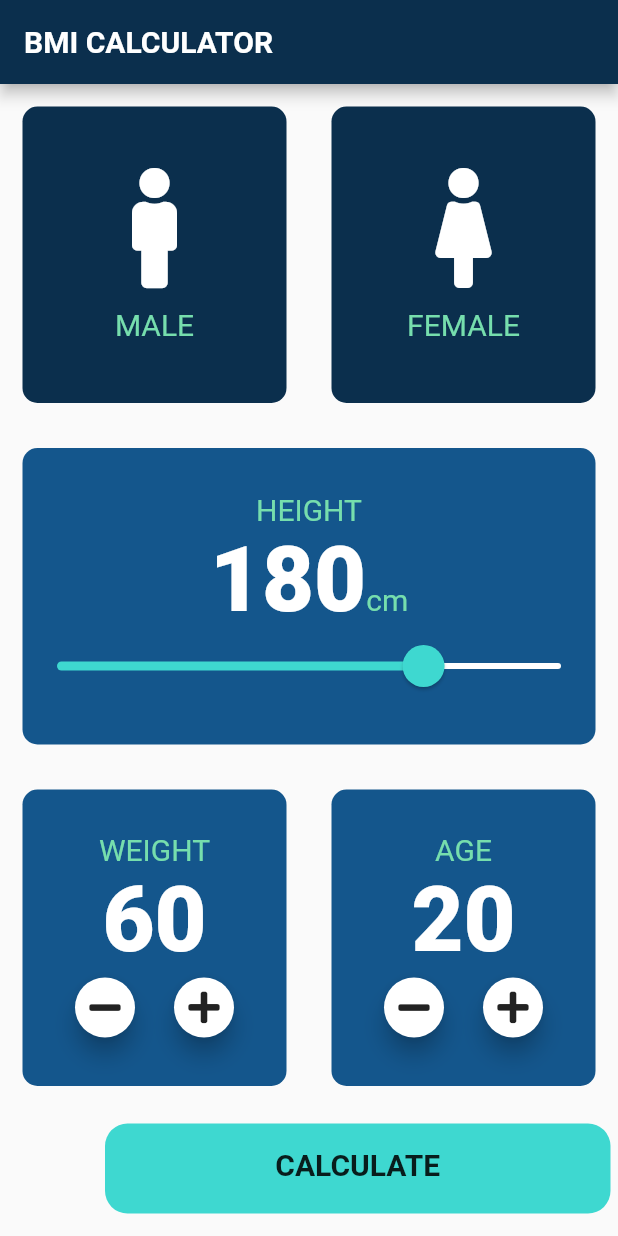
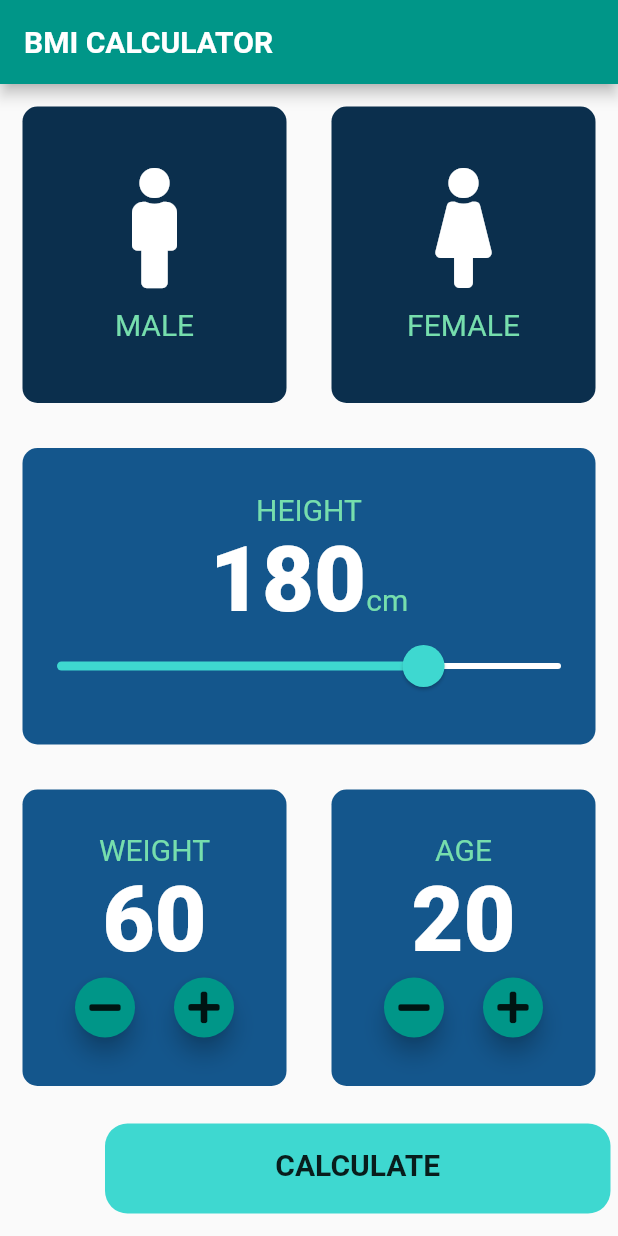
Before and after one commit to Zafershah24/BMIcalculator, a Flutter app: the screen it shows after launch, on a phone screen of 412 x 824 dp. Run offline on Flutter 3.47's test engine with Material 2 defaults, Android fonts, the phone set to English and light mode, and no system bars; our stand-ins replace animated_text_kit, font_awesome_flutter.

Commit message:
2nd commit

```diff
--- a/lib/input_page.dart
+++ b/lib/input_page.dart
@@ -14,17 +14,20 @@ int weight =60;
 int age=20;
 
 class InputPage extends StatefulWidget {
+
+
   @override
   _InputPageState createState() => _InputPageState();
 }
 
 class _InputPageState extends State<InputPage> {
   Gender selectedGender;
+
   @override
   Widget build(BuildContext context) {
     return Scaffold(
       appBar: AppBar(
-        backgroundColor: Color.fromRGBO(11, 47, 77,1),
+        backgroundColor: Colors.teal,
         title: Text('BMI CALCULATOR',
         style: TextStyle(
             color: Colors.white,
@@ -134,6 +137,7 @@ mainAxisAlignment: MainAxisAlignment.center,
                       mainAxisAlignment: MainAxisAlignment.center,
                       children: <Widget>[
                         Roundfloatingbutton(icon:FontAwesomeIcons.minus,
+
                           onPressed: (){
                             setState(() {
                               weight--;
@@ -188,6 +192,7 @@ mainAxisAlignment: MainAxisAlignment.center,
             ),
     ),
           BottomButton(text: 'CALCULATE',
+            height: 65,
 
             onTap: (){
               CalculatorBrain calc =
@@ -221,7 +226,7 @@ class Roundfloatingbutton extends StatelessWidget {
 
       ),
       shape: CircleBorder(),
-      fillColor: Colors.white,
+      fillColor: Colors.teal,
     );
   }
 }
```
